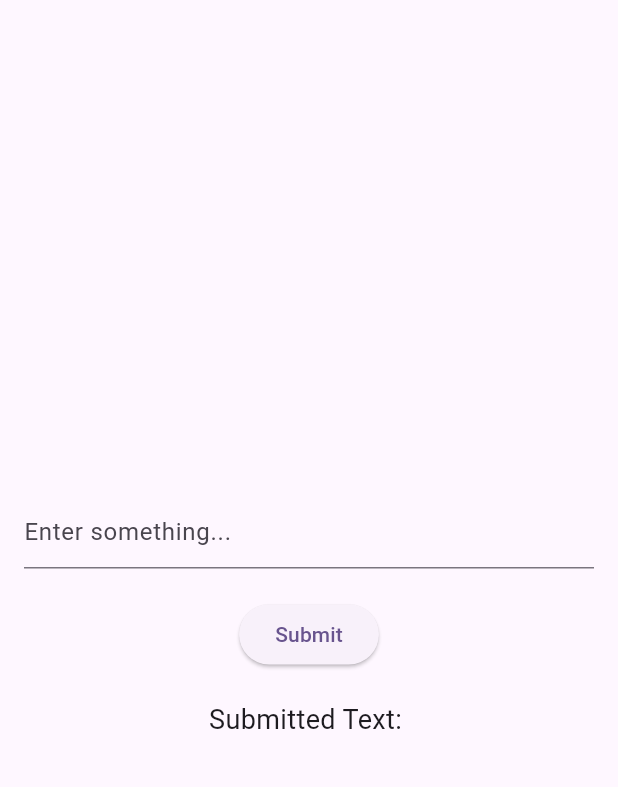
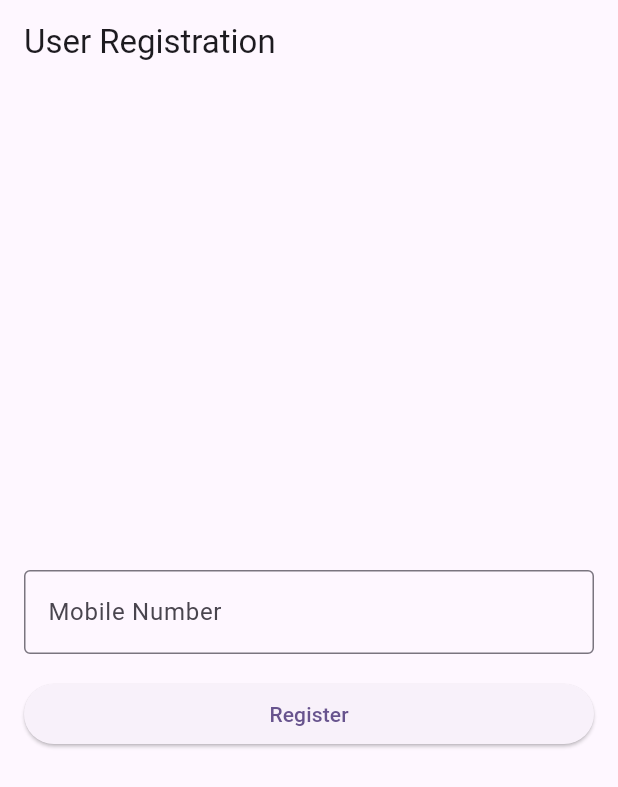
Before and after one commit to abubakar4682/UI-with-Firebase, a Flutter app: the screen it shows after launch, on a phone screen of 412 x 824 dp. Shown: the top 787 px of the screen. Run offline on Flutter 3.47's test engine with Material 2 defaults, Android fonts, the phone set to English and light mode, and no system bars; our stand-ins replace cloud_firestore, firebase_auth, firebase_core, firebase_database, fluttertoast, get and 1 more; accounts and stored records are empty.

```diff
--- /dev/null
+++ b/lib/APIs/phoonenumberr.dart
@@ -0,0 +1,83 @@
+import 'dart:convert';
+import 'package:flutter/material.dart';
+import 'package:get/get.dart';
+import 'package:get/get_core/src/get_main.dart';
+import 'package:http/http.dart' as http;
+
+import 'otpscreen.dart';
+
+class RegistrationScreen extends StatefulWidget {
+  @override
+  _RegistrationScreenState createState() => _RegistrationScreenState();
+}
+
+class _RegistrationScreenState extends State<RegistrationScreen> {
+  TextEditingController mobileNumberController = TextEditingController();
+
+  void registerUser() async {
+    final String apiEndpoint =
+        'https://inobackend-production.up.railway.app/api/v1/user/register';
+
+    // Prepare the request body
+    Map<String, dynamic> requestBody = {
+      "mobileNumber": mobileNumberController.text,
+    };
+
+    // Send the POST request
+    try {
+      final response = await http.post(Uri.parse(apiEndpoint),
+          headers: {
+            "Content-Type": "application/json",
+          },
+          body: json.encode(requestBody));
+
+      // Check if the request was successful
+      if (response.statusCode == 200) {
+        // If the response code is 200, the user was created successfully
+        final responseData = json.decode(response.body);
+        // You can access the user data using responseData['result']
+
+        // Show a success message or perform any other actions here
+        Get.to(OTPScreen(mobileNumber:mobileNumberController.text.toString() ,));
+        print(responseData['responseMessage']);
+      } else {
+        // If the request was not successful, handle the error here
+        print('Error: ${response.statusCode}');
+        print('Message: ${response.body}');
+      }
+    } catch (e) {
+      // Handle any exceptions that occurred during the request
+      print('Error: $e');
+    }
+  }
+
+  @override
+  Widget build(BuildContext context) {
+    return Scaffold(
+      appBar: AppBar(
+        title: Text('User Registration'),
+      ),
+      body: Padding(
+        padding: EdgeInsets.all(16.0),
+        child: Column(
+          mainAxisAlignment: MainAxisAlignment.center,
+          crossAxisAlignment: CrossAxisAlignment.stretch,
+          children: [
+            TextFormField(
+              controller: mobileNumberController,
+              decoration: InputDecoration(
+                labelText: 'Mobile Number',
+                border: OutlineInputBorder(),
+              ),
+            ),
+            SizedBox(height: 16),
+            ElevatedButton(
+              onPressed: registerUser,
+              child: Text('Register'),
+            ),
+          ],
+        ),
+      ),
+    );
+  }
+}
--- a/lib/APIs/withnumber.dart
+++ b/lib/APIs/withnumber.dart
@@ -1,7 +1,7 @@
 import 'package:flutter/material.dart';
 import 'package:shared_preferences/shared_preferences.dart';
 
-class MyForm extends StatefulWidget {
+class   MyForm extends StatefulWidget {
   @override
   _MyFormState createState() => _MyFormState();
 }
--- a/lib/main.dart
+++ b/lib/main.dart
@@ -4,6 +4,7 @@ import 'package:get/get.dart';
 import 'package:firebase_core/firebase_core.dart';
 
 
+import 'APIs/phoonenumberr.dart';
 import 'APIs/withnumber.dart';
 
  void main() async {
@@ -28,7 +29,7 @@ class Todo extends StatelessWidget {
         colorScheme: ColorScheme.fromSeed(seedColor: Colors.deepPurple),
         useMaterial3: true,
       ),
-      home: MyForm(),
+      home: RegistrationScreen(),
     );
   }
 }
```
Also changed, not shown: lib/APIs/otpscreen.dart (added, +90 -0 lines).
